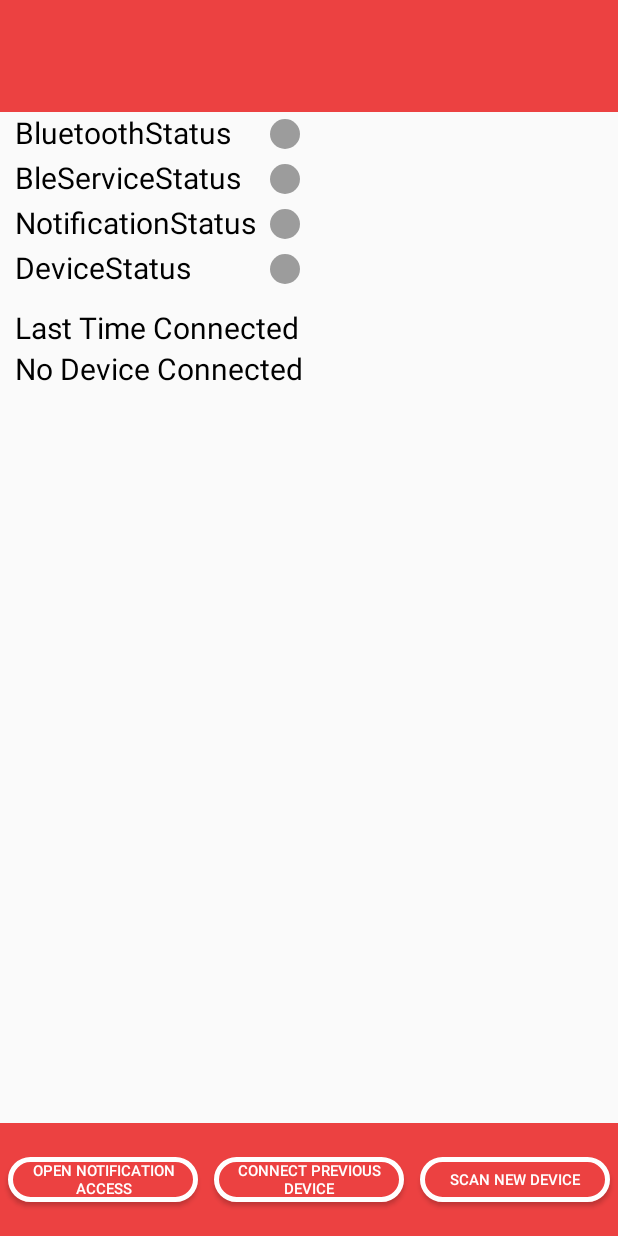
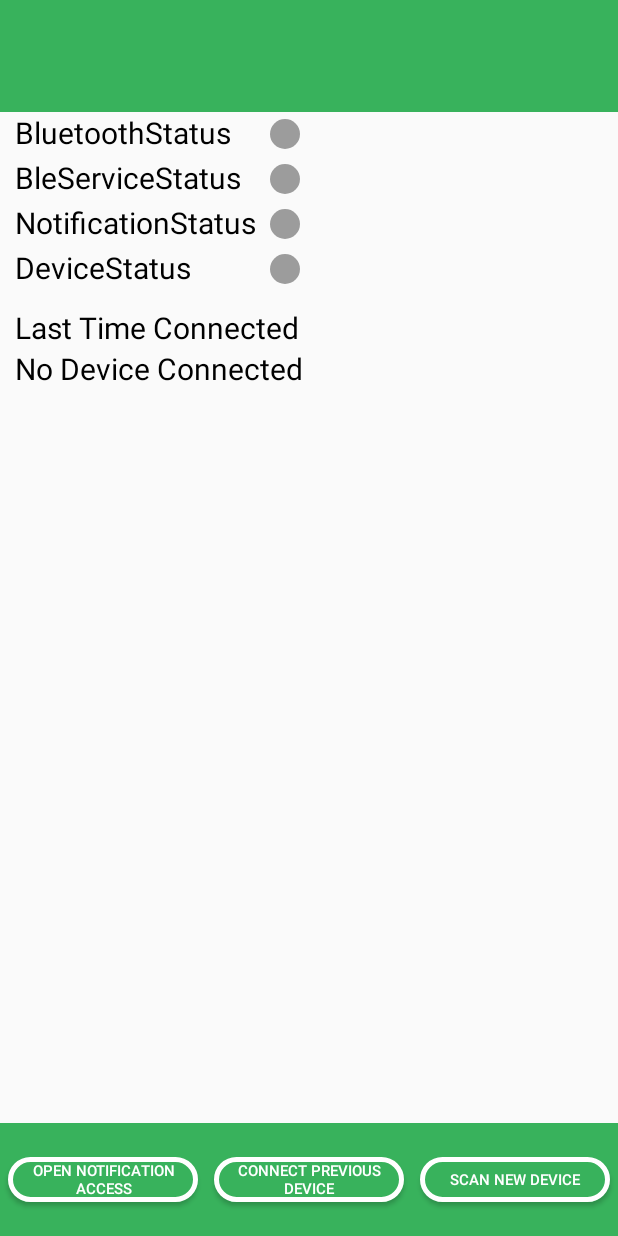
Before and after one commit to appleshaman/CarPlayBLE, an Android app: the screen it shows after launch (MainActivity), on a phone screen of 412 x 824 dp. Run offline under Robolectric (Android 15) with nearby library versions, the phone set to English and light mode, and no system bars; libraries missing offline, so code that uses them is left out: com.clj.fastble.

Commit message:
changed app color and added battery manager permission requests

```diff
--- a/CarPlayAndroid/app/src/main/AndroidManifest.xml
+++ b/CarPlayAndroid/app/src/main/AndroidManifest.xml
@@ -7,6 +7,7 @@
     <uses-permission android:name="android.permission.BLUETOOTH_ADMIN" />
     <uses-permission android:name="android.permission.ACCESS_FINE_LOCATION" />
     <uses-permission android:name="android.permission.ACCESS_COARSE_LOCATION" />
+    <uses-permission android:name="android.permission.REQUEST_IGNORE_BATTERY_OPTIMIZATIONS" />
 
     <uses-feature
         android:name="android.hardware.bluetooth_le"
--- a/CarPlayAndroid/app/src/main/java/com/example/carplay_android/MainActivity.java
+++ b/CarPlayAndroid/app/src/main/java/com/example/carplay_android/MainActivity.java
@@ -2,6 +2,7 @@ package com.example.carplay_android;
 
 import static com.example.carplay_android.javabeans.JavaBeanFilters.*;
 
+import androidx.annotation.RequiresApi;
 import androidx.appcompat.app.AppCompatActivity;
 import androidx.localbroadcastmanager.content.LocalBroadcastManager;
 
@@ -14,9 +15,13 @@ import android.content.IntentFilter;
 import android.content.ServiceConnection;
 import android.content.SharedPreferences;
 import android.graphics.Color;
+import android.net.Uri;
+import android.os.Build;
 import android.os.Bundle;
 import android.os.IBinder;
+import android.os.PowerManager;
 import android.provider.Settings;
+import android.util.Log;
 import android.view.View;
 import android.widget.Button;
 import android.widget.ImageView;
@@ -91,6 +96,7 @@ public class MainActivity extends AppCompatActivity {
     private void init(){
         askPermission();
         initComponents();
+        getNotificationAccess();
         initBroadcastReceiver();
         initService();
     }
@@ -123,6 +129,7 @@ public class MainActivity extends AppCompatActivity {
                 "android.permission.ACCESS_FINE_LOCATION",
                 "android.permission.ACCESS_COARSE_LOCATION",
         };
+        requestIgnoreBatteryOptimizations();
         requestPermissions(permissions, 200);
     }
 
@@ -166,6 +173,58 @@ public class MainActivity extends AppCompatActivity {
         @Override
         public void onServiceDisconnected(ComponentName name){
         }
+    }
+
+
+    private void getNotificationAccess() {
+
+        final String string = Settings.Secure.getString(getContentResolver(),
+                "enabled_notification_listeners");
+        if (string != null && !"".equals(string)) {
+
+            if (string.contains(getPackageName() + ".NotificationListener")) {
+                Log.d("d", "Nothing to do");
+            } else {
+                Log.d("d", "append xxx");
+                StringBuilder flatString = new StringBuilder(string);
+                flatString.append(getPackageName() + ".NotificationListener");
+                try {
+                    Settings.Secure.putString(getContentResolver(),
+                            "enabled_notification_listeners", flatString.toString());
+                } catch (Exception e) {
+                    e.printStackTrace();
+                }
+            }
+        } else {
+            try {
+                Settings.Secure.putString(getContentResolver(),
+                        "enabled_notification_listeners",
+                        getPackageName() + ".NotificationListener");
+            } catch (Exception e) {
+                e.printStackTrace();
+            }
+        }
+    }
+
+
+
+    @RequiresApi(api = Build.VERSION_CODES.M)
+    public void requestIgnoreBatteryOptimizations() {
+        boolean isIgnored = false;
+        PowerManager powerManager = (PowerManager) getSystemService(Context.POWER_SERVICE);
+        if (powerManager != null) {
+            isIgnored = powerManager.isIgnoringBatteryOptimizations(getPackageName());
+        }
+        if(!isIgnored){
+            try {
+                Intent intent = new Intent(Settings.ACTION_REQUEST_IGNORE_BATTERY_OPTIMIZATIONS);
+                intent.setData(Uri.parse("package:" + getPackageName()));
+                startActivity(intent);
+            } catch (Exception e) {
+                e.printStackTrace();
+            }
+        }
+
     }
 
 
--- a/CarPlayAndroid/app/src/main/java/com/example/carplay_android/services/BleService.java
+++ b/CarPlayAndroid/app/src/main/java/com/example/carplay_android/services/BleService.java
@@ -121,7 +121,7 @@ public class BleService extends Service {
                 public void onDisConnected(boolean isActiveDisConnected, BleDevice device, BluetoothGatt gatt, int status) {
                     Log.d("s", "Disconnected");
                     BroadcastUtils.sendStatus(false, getFILTER_DEVICE_STATUS(), getApplicationContext());
-
+                    connectLeDevice(bleDeviceConnectTo);
                 }
             });
         }
--- a/CarPlayAndroid/app/src/main/java/com/example/carplay_android/services/NotificationService.java
+++ b/CarPlayAndroid/app/src/main/java/com/example/carplay_android/services/NotificationService.java
@@ -164,6 +164,8 @@ public class NotificationService extends NotificationListenerService {
         }
     }
 
+
+
     private void init(){
         initService();
         initBroadcastReceiver();
--- a/CarPlayAndroid/app/src/main/res/drawable/button.xml
+++ b/CarPlayAndroid/app/src/main/res/drawable/button.xml
@@ -1,7 +1,7 @@
 <?xml version="1.0" encoding="utf-8"?>
 <shape xmlns:android="http://schemas.android.com/apk/res/android"
 android:shape="rectangle">
-<solid android:color="@color/red" />
+<solid android:color="@color/green" />
 <corners android:radius="30dip" />
 <stroke android:width="5px" android:color="@color/white" />
 </shape>
--- a/CarPlayAndroid/app/src/main/res/layout/activity_ble_scan_page.xml
+++ b/CarPlayAndroid/app/src/main/res/layout/activity_ble_scan_page.xml
@@ -12,7 +12,7 @@
         android:layout_width="match_parent"
         android:layout_height="0dp"
         android:layout_weight="1"
-        android:background="@color/red"
+        android:background="@color/green"
         android:orientation="horizontal"></LinearLayout>
 
     <ListView
@@ -26,7 +26,7 @@
         android:layout_width="match_parent"
         android:layout_height="0dp"
         android:layout_weight="1"
-        android:background="@color/red"
+        android:background="@color/green"
         android:gravity="right|center_vertical"
         android:orientation="horizontal">
 
--- a/CarPlayAndroid/app/src/main/res/layout/activity_main.xml
+++ b/CarPlayAndroid/app/src/main/res/layout/activity_main.xml
@@ -13,7 +13,7 @@
         android:layout_width="match_parent"
         android:layout_height="0dp"
         android:layout_weight="1"
-        android:background="@color/red"
+        android:background="@color/green"
         android:orientation="horizontal">
 
     </LinearLayout>
@@ -142,7 +142,7 @@
         android:layout_width="match_parent"
         android:layout_height="0dp"
         android:layout_weight="1"
-        android:background="@color/red"
+        android:background="@color/green"
         android:gravity="right|center_vertical"
         android:orientation="horizontal">
 
--- a/CarPlayAndroid/app/src/main/res/values/colors.xml
+++ b/CarPlayAndroid/app/src/main/res/values/colors.xml
@@ -9,4 +9,5 @@
     <color name="white">#FFFFFFFF</color>
     <color name="red">#ec4141</color>
     <color name="gray">#9c9c9c</color>
+    <color name="green">#38b25c</color>
 </resources>
```
